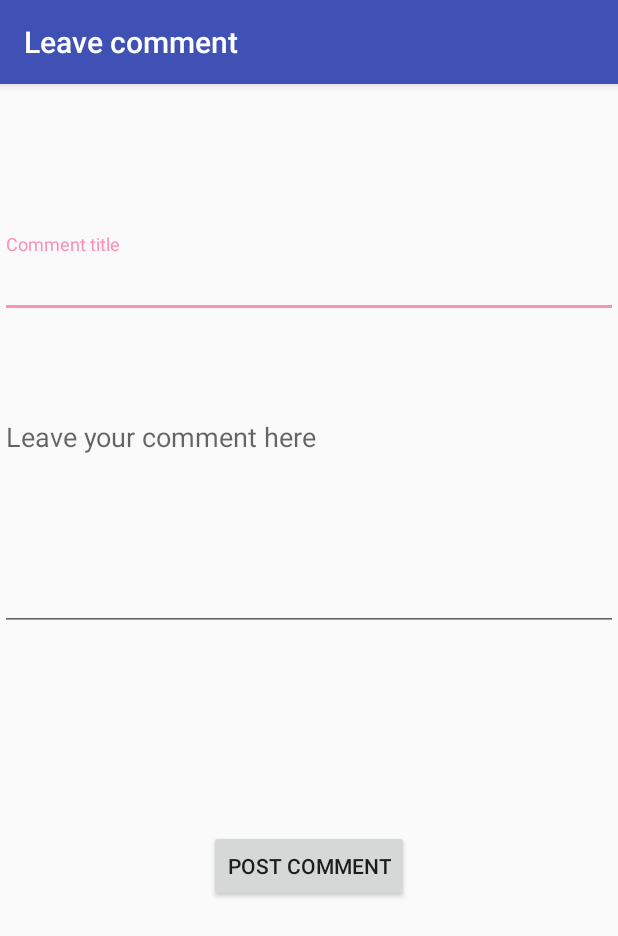
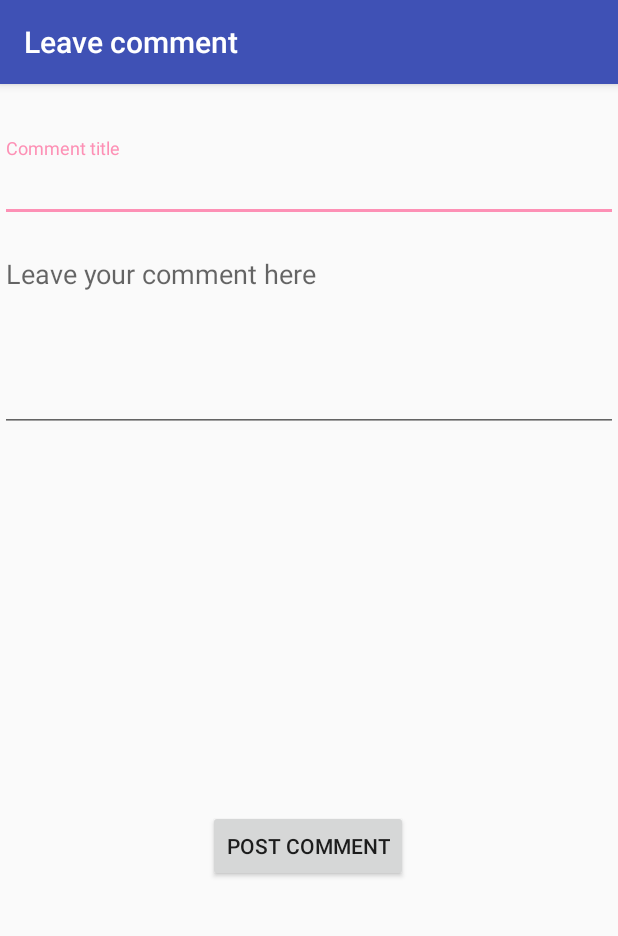
Before and after one commit to hazzus/AndroidCourse, an Android app: the LeaveMapCommentActivity screen opened directly, with no data from a screen before it, on a phone screen of 412 x 824 dp. Shown: the top 936 px of the screen. Run offline under Robolectric (Android 15) with nearby library versions, the phone set to English and light mode, and no system bars.

Commit message:
Comment activities and views global fix and enchancment

```diff
--- a/app/src/main/java/com/example/haze/itmomaps/LeaveMapCommentActivity.kt
+++ b/app/src/main/java/com/example/haze/itmomaps/LeaveMapCommentActivity.kt
@@ -2,6 +2,7 @@ package com.example.haze.itmomaps
 
 import android.os.Bundle
 import androidx.appcompat.app.AppCompatActivity
+import kotlinx.android.synthetic.main.activity_leave_comment.*
 
 
 class LeaveMapCommentActivity : AppCompatActivity() {
@@ -9,6 +10,10 @@ class LeaveMapCommentActivity : AppCompatActivity() {
     override fun onCreate(savedInstanceState: Bundle?) {
         super.onCreate(savedInstanceState)
         setContentView(R.layout.activity_leave_comment)
+
+        with (location) {
+            this.text = intent.getStringExtra("where")
+        }
     }
 
 }
--- a/app/src/main/java/com/example/haze/itmomaps/Route.kt
+++ b/app/src/main/java/com/example/haze/itmomaps/Route.kt
@@ -1,8 +1,8 @@
 package com.example.haze.itmomaps
 
-class Route(val from: String, val to: String) {
+class Route(val from: String, val to: String, val building : String) {
 
     // TODO implement this class fully
 
-    fun title() = "$from to $to"
+    fun title() = "from $from to $to in $building"
 }
--- a/app/src/main/java/com/example/haze/itmomaps/ShowRoutesActivity.kt
+++ b/app/src/main/java/com/example/haze/itmomaps/ShowRoutesActivity.kt
@@ -27,7 +27,9 @@ class ShowRoutesActivity : AppCompatActivity() {
         val res = mutableListOf<Route>()
         repeat(count) {
             if (extras != null) {
-                res.add(Route(extras.get("from") as String, extras.get("to") as String))
+                res.add(Route(extras.get("from") as String,
+                        extras.get("to") as String,
+                        extras.get("building") as String))
             }
         }
         return res
--- a/app/src/main/res/layout/activity_leave_comment.xml
+++ b/app/src/main/res/layout/activity_leave_comment.xml
@@ -5,14 +5,14 @@
     android:layout_height="match_parent">
 
     <com.google.android.material.textfield.TextInputLayout
+        android:id="@+id/textInputLayout2"
         android:layout_width="match_parent"
         android:layout_height="wrap_content"
-        app:layout_constraintBottom_toTopOf="@+id/editText2"
+        android:layout_marginBottom="12dp"
+        app:layout_constraintBottom_toTopOf="@+id/comment_field"
         app:layout_constraintEnd_toEndOf="parent"
         app:layout_constraintHorizontal_bias="0.0"
-        app:layout_constraintStart_toStartOf="parent"
-        app:layout_constraintTop_toTopOf="parent"
-        app:layout_constraintVertical_bias="0.639">
+        app:layout_constraintStart_toStartOf="parent">
 
         <com.google.android.material.textfield.TextInputEditText
             android:layout_width="match_parent"
@@ -21,9 +21,10 @@
     </com.google.android.material.textfield.TextInputLayout>
 
     <EditText
-        android:id="@+id/editText2"
+        android:id="@+id/comment_field"
         android:layout_width="match_parent"
-        android:layout_height="wrap_content"
+        android:layout_height="128dp"
+        android:layout_marginTop="104dp"
         android:gravity="start"
         android:hint="@string/comment_field"
         android:inputType="textMultiLine"
@@ -31,12 +32,10 @@
         android:maxLines="10"
         android:minLines="6"
         android:scrollbars="vertical"
-        app:layout_constraintBottom_toBottomOf="parent"
         app:layout_constraintEnd_toEndOf="parent"
-        app:layout_constraintHorizontal_bias="1.0"
+        app:layout_constraintHorizontal_bias="0.0"
         app:layout_constraintStart_toStartOf="parent"
-        app:layout_constraintTop_toTopOf="parent"
-        app:layout_constraintVertical_bias="0.345" />
+        app:layout_constraintTop_toTopOf="parent" />
 
     <Button
         android:id="@+id/button2"
@@ -45,8 +44,21 @@
         android:text="@string/comment_button"
         app:layout_constraintBottom_toBottomOf="parent"
         app:layout_constraintEnd_toEndOf="parent"
+        app:layout_constraintHorizontal_bias="0.498"
         app:layout_constraintStart_toStartOf="parent"
-        app:layout_constraintTop_toBottomOf="@+id/editText2"
-        app:layout_constraintVertical_bias="0.373" />
+        app:layout_constraintTop_toBottomOf="@+id/comment_field"
+        app:layout_constraintVertical_bias="0.516" />
+
+    <TextView
+        android:id="@+id/location"
+        android:layout_width="wrap_content"
+        android:layout_height="wrap_content"
+        android:text=""
+        android:textSize="24sp"
+        app:layout_constraintBottom_toTopOf="@+id/textInputLayout2"
+        app:layout_constraintEnd_toEndOf="parent"
+        app:layout_constraintHorizontal_bias="0.5"
+        app:layout_constraintStart_toStartOf="parent"
+        app:layout_constraintTop_toTopOf="parent" />
 
 </androidx.constraintlayout.widget.ConstraintLayout>
--- /dev/null
+++ b/app/src/main/res/layout/activity_view_comments.xml
@@ -0,0 +1,6 @@
+<?xml version="1.0" encoding="utf-8"?>
+<LinearLayout xmlns:android="http://schemas.android.com/apk/res/android"
+    android:orientation="vertical" android:layout_width="match_parent"
+    android:layout_height="match_parent">
+
+</LinearLayout>
```
Also changed, not shown: app/src/main/AndroidManifest.xml (+6 -1 lines), app/src/main/java/com/example/haze/itmomaps/MainActivity.kt (+27 -4 lines), app/src/main/java/com/example/haze/itmomaps/RouteActivity.kt (+17 -0 lines), app/src/main/java/com/example/haze/itmomaps/ViewMapCommentsActivity.kt (added, +11 -0 lines), app/src/main/res/layout-land/activity_route_view.xml (+25 -12 lines), app/src/main/res/layout/activity_route_view.xml (+14 -1 lines).
